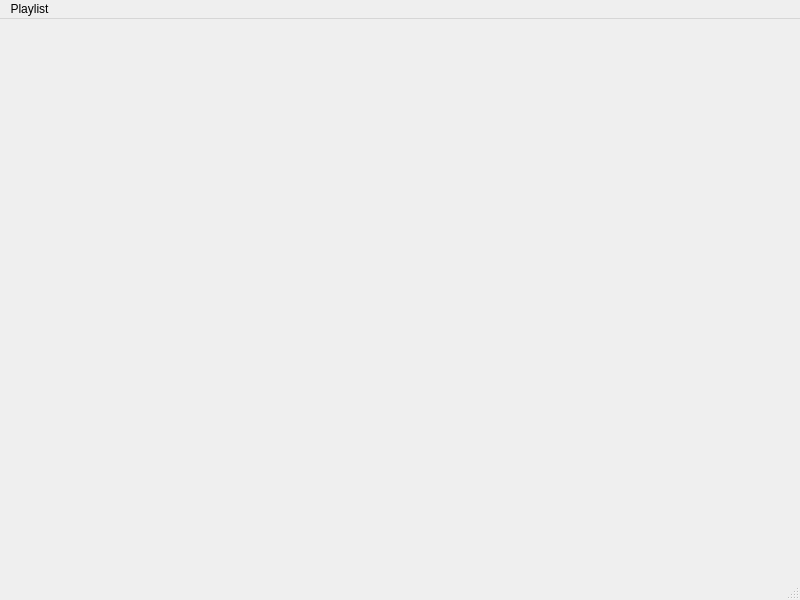
Old version of the form controlwindow.ui in the repository AlexjHeat/MusicTrivia_MediaPlayer.
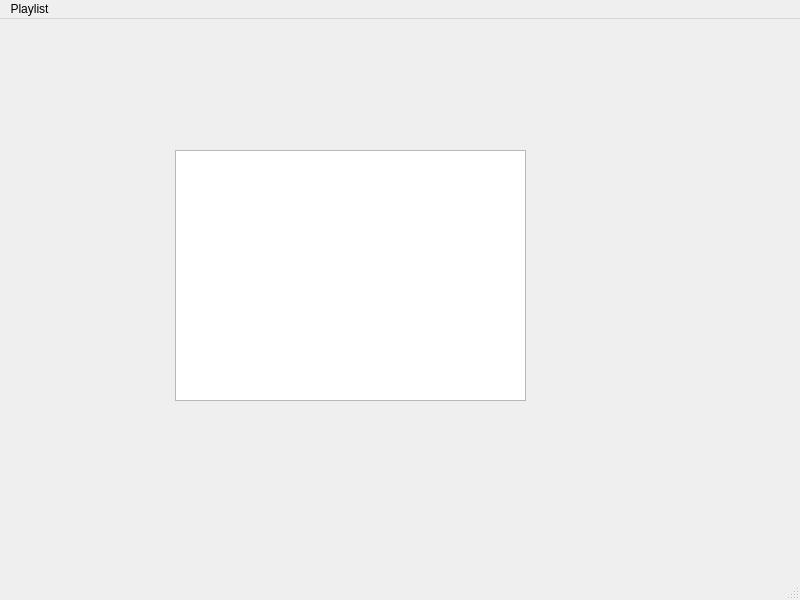
New version of the form.

```diff
--- a/controlwindow.ui
+++ b/controlwindow.ui
@@ -13,7 +13,18 @@
   <property name="windowTitle">
    <string>ControlWindow</string>
   </property>
-  <widget class="QWidget" name="centralwidget"/>
+  <widget class="QWidget" name="centralwidget">
+   <widget class="QListView" name="listView">
+    <property name="geometry">
+     <rect>
+      <x>175</x>
+      <y>131</y>
+      <width>351</width>
+      <height>251</height>
+     </rect>
+    </property>
+   </widget>
+  </widget>
   <widget class="QMenuBar" name="menubar">
    <property name="geometry">
     <rect>
```
